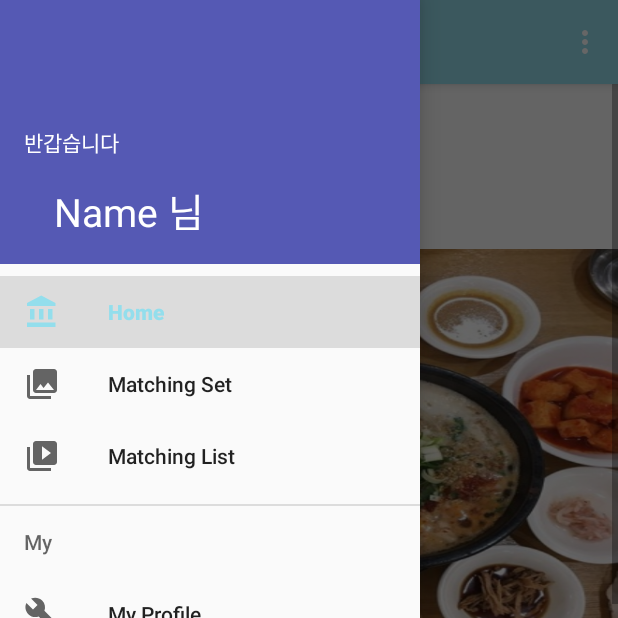
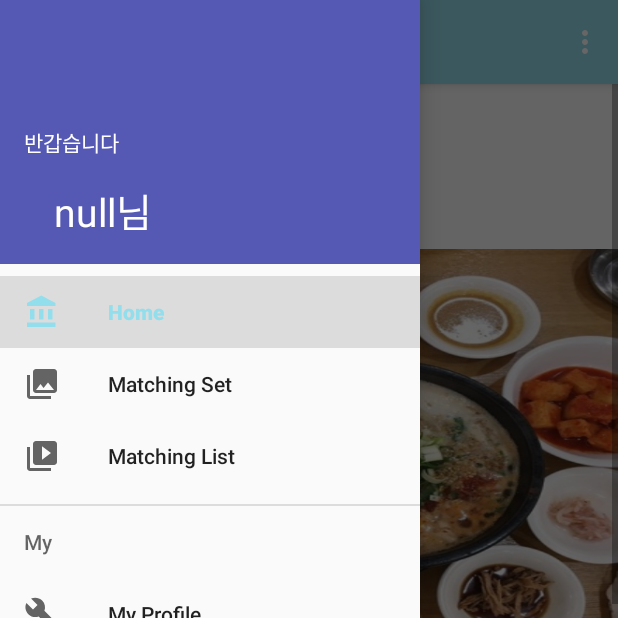
Before and after one commit to vsc0705/TripGuide_SW, an Android app: the MainActivity screen opened directly, with no data from a screen before it, with the side drawer open, on a phone screen of 412 x 824 dp, the top half of it. Run offline under Robolectric (Android 15) with nearby library versions, the phone set to English and light mode, and no system bars; our stand-ins replace Firebase (no records; nobody signed in at launch, a user with empty details on screens opened directly), navigation-ui; 1 statement that could not run was skipped.

Commit message:
Add Navbar shows UserName

```diff
--- a/app/src/main/java/com/example/trip2/MainActivity.java
+++ b/app/src/main/java/com/example/trip2/MainActivity.java
@@ -35,6 +35,7 @@ import androidx.appcompat.app.AppCompatActivity;
 import androidx.appcompat.widget.Toolbar;
 
 import android.view.Menu;
+import android.widget.TextView;
 
 import java.text.SimpleDateFormat;
 import java.util.Calendar;
@@ -77,6 +78,24 @@ public class MainActivity extends AppCompatActivity {
 
         DrawerLayout drawer = findViewById(R.id.drawer_layout);
         NavigationView navigationView = findViewById(R.id.nav_view);
+
+        //유저이름가져오기
+        View header = navigationView.getHeaderView(0);
+        final TextView username_nav = header.findViewById(R.id.user_id);
+
+        String userid = mAuth.getCurrentUser().getUid();
+        db.collection("Users").document(userid).get().addOnCompleteListener(new OnCompleteListener<DocumentSnapshot>() {
+            @Override
+            public void onComplete(@NonNull Task<DocumentSnapshot> task) {
+                if(task.isSuccessful()){
+                    DocumentSnapshot document=task.getResult();
+                    Map<String, Object> userinfo_map=document.getData();
+                    String username = userinfo_map.get("name").toString();
+                    username_nav.setText(username+"님");
+                }
+            }
+        });
+
         // Passing each menu ID as a set of Ids because each
         // menu should be considered as top level destinations.
         mAppBarConfiguration = new AppBarConfiguration.Builder(
```
Also changed, not shown: app/src/main/java/com/example/trip2/questioner_main.java (+17 -0 lines).
